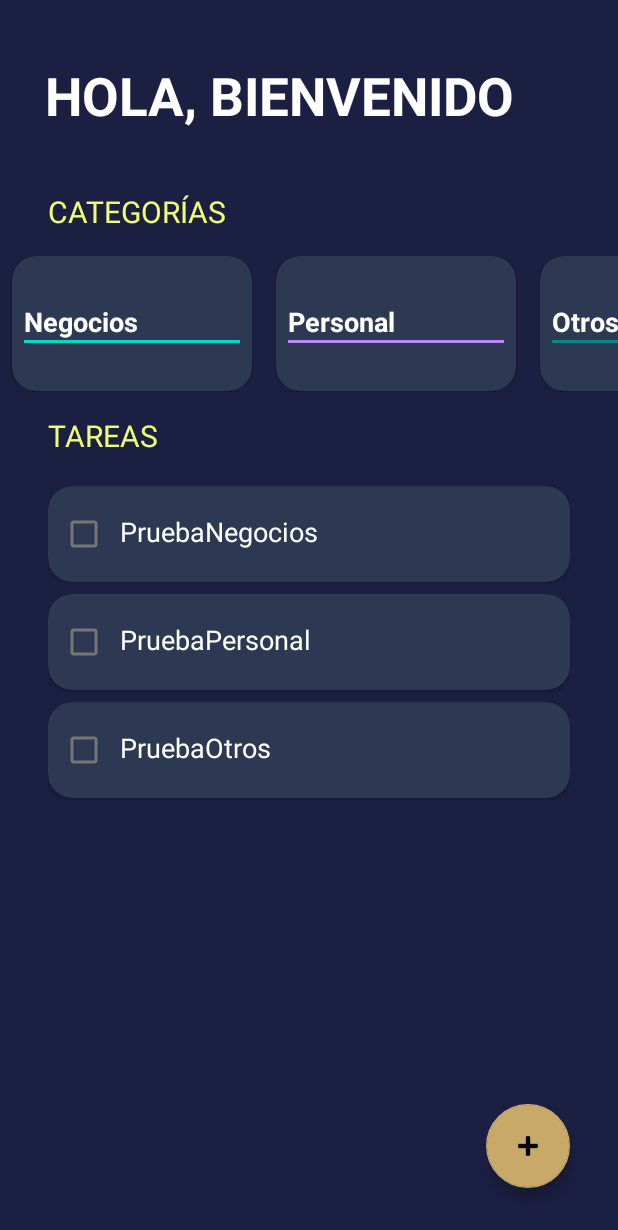
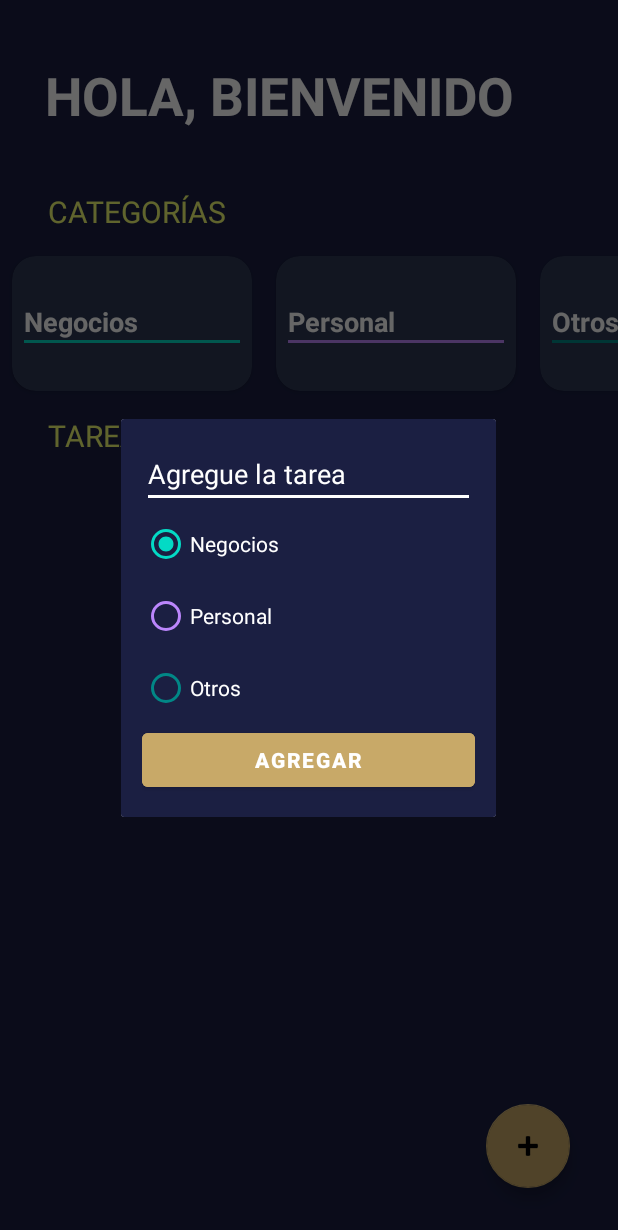
Before and after one commit to jucaicedoa/practica_2023, an Android app: the App3Activity screen opened directly, with no data from a screen before it, after a tap on an icon or button, on a phone screen of 412 x 824 dp. Shown: the top 1230 px of the screen. Run offline under Robolectric (Android 15) with nearby library versions, the phone set to English and light mode, and no system bars; 3 other taps on this screen came first.

Commit message:
fin app3

```diff
--- a/practica_kotlin/appsBasicas1/app/src/main/java/com/jucaicedoa/appsbasicas1/apps/app3/App3Activity.kt
+++ b/practica_kotlin/appsBasicas1/app/src/main/java/com/jucaicedoa/appsbasicas1/apps/app3/App3Activity.kt
@@ -1,7 +1,12 @@
 package com.jucaicedoa.appsbasicas1.apps.app3
 
+import android.app.Dialog
 import androidx.appcompat.app.AppCompatActivity
 import android.os.Bundle
+import android.widget.Button
+import android.widget.EditText
+import android.widget.RadioButton
+import android.widget.RadioGroup
 import androidx.recyclerview.widget.LinearLayoutManager
 import androidx.recyclerview.widget.RecyclerView
 import com.google.android.material.floatingactionbutton.FloatingActionButton
@@ -42,13 +47,20 @@ class App3Activity : AppCompatActivity() {
 
     //Iniciar UI
     private fun iniciarUI() {
-        adaptadorCategoriaz = adaptadorCategoriaz(categorias)
+        adaptadorCategoriaz = adaptadorCategoriaz(categorias){actualizarCategorias(it)}
         rvCategoria.layoutManager = LinearLayoutManager(this, LinearLayoutManager.HORIZONTAL, false)
         rvCategoria.adapter = adaptadorCategoriaz
 
-        adaptadorTareas = adaptadorTareas(tareas)
+        adaptadorTareas = adaptadorTareas(tareas) { tareaSeleccionada(it) }
+
         rvTareas.layoutManager = LinearLayoutManager(this)
         rvTareas.adapter = adaptadorTareas
+    }
+
+    private fun actualizarCategorias(position: Int){
+            categorias[position].estaSeleccionada = !categorias[position].estaSeleccionada
+            adaptadorCategoriaz.notifyItemChanged(position)
+            actualizarTareas()
     }
 
     //Iniciar listeners
@@ -58,7 +70,43 @@ class App3Activity : AppCompatActivity() {
 
     //Mostrar diálogo
     private fun mostrarDialogo() {
+        val dialogo = Dialog(this)
+        dialogo.setContentView(R.layout.dialogo_tareas)
+        val btnAgregarTareas: Button = dialogo.findViewById(R.id.btnAgregarTareas)
+        val etTarea: EditText = dialogo.findViewById(R.id.etTarea)
+        val rgCategorias: RadioGroup = dialogo.findViewById(R.id.rgCategorias)
 
+        btnAgregarTareas.setOnClickListener {
+            val texto = etTarea.text.toString()
+            if (texto.isNotEmpty()) {
+                val seleccionadoId = rgCategorias.checkedRadioButtonId
+                val radioButtonSeleccionado: RadioButton =
+                    rgCategorias.findViewById(seleccionadoId)
+                val currentCategory: taskCategory = when (radioButtonSeleccionado.text) {
+                    getString(R.string.negocios) -> negocios
+                    "Personal" -> personal
+                    else -> otros
+                }
+                tareas.add(tarea(etTarea.text.toString(), currentCategory))
+                actualizarTareas()
+                dialogo.hide()
+            }
+        }
+
+        dialogo.show()
     }
 
+    private fun tareaSeleccionada(position: Int) {
+        tareas[position].estaSeleccionado = !tareas[position].estaSeleccionado
+        actualizarTareas()
+    }
+
+    private fun actualizarTareas() {
+        val categoriaSeleccio: List<taskCategory> = categorias.filter { it.estaSeleccionada }
+        val nuevasTareas = tareas.filter { categoriaSeleccio.contains(it.categoria) }
+        adaptadorTareas.tarea = nuevasTareas
+        adaptadorTareas.notifyDataSetChanged()
+    }
+
+
 }
--- a/practica_kotlin/appsBasicas1/app/src/main/java/com/jucaicedoa/appsbasicas1/apps/app3/adaptadorCategoriaz.kt
+++ b/practica_kotlin/appsBasicas1/app/src/main/java/com/jucaicedoa/appsbasicas1/apps/app3/adaptadorCategoriaz.kt
@@ -5,7 +5,7 @@ import android.view.ViewGroup
 import androidx.recyclerview.widget.RecyclerView
 import com.jucaicedoa.appsbasicas1.R
 
-class adaptadorCategoriaz(private val categorias: List<taskCategory>) :
+class adaptadorCategoriaz(private val categorias: List<taskCategory>, private val estaSeleccionada:(Int)->Unit) :
     RecyclerView.Adapter<categoriasViewHolder>() {
     //Crea una lista para
     override fun onCreateViewHolder(parent: ViewGroup, viewType: Int): categoriasViewHolder {
@@ -19,7 +19,7 @@ class adaptadorCategoriaz(private val categorias: List<taskCategory>) :
 
     //Acceder a valores
     override fun onBindViewHolder(holder: categoriasViewHolder, position: Int) {
-        holder.render(categorias[position])
+        holder.render(categorias[position],estaSeleccionada)
     }
 
 }
--- a/practica_kotlin/appsBasicas1/app/src/main/java/com/jucaicedoa/appsbasicas1/apps/app3/adaptadorTareas.kt
+++ b/practica_kotlin/appsBasicas1/app/src/main/java/com/jucaicedoa/appsbasicas1/apps/app3/adaptadorTareas.kt
@@ -5,7 +5,7 @@ import android.view.ViewGroup
 import androidx.recyclerview.widget.RecyclerView
 import com.jucaicedoa.appsbasicas1.R
 
-class adaptadorTareas(private val tarea: List<tarea>) : RecyclerView.Adapter<tareasViewHolder>() {
+class adaptadorTareas( var tarea: List<tarea>, private  val tareaSeleccionada:(Int) ->Unit) : RecyclerView.Adapter<tareasViewHolder>() {
     override fun onCreateViewHolder(parent: ViewGroup, viewType: Int): tareasViewHolder {
         val view = LayoutInflater.from(parent.context).inflate(R.layout.item_task, parent, false)
         return tareasViewHolder(view)
@@ -15,6 +15,7 @@ class adaptadorTareas(private val tarea: List<tarea>) : RecyclerView.Adapter<tar
 
     override fun onBindViewHolder(holder: tareasViewHolder, position: Int) {
         holder.render(tarea[position])
+        holder.itemView.setOnClickListener { tareaSeleccionada(position) }
     }
 
 }
--- a/practica_kotlin/appsBasicas1/app/src/main/java/com/jucaicedoa/appsbasicas1/apps/app3/categoriasViewHolder.kt
+++ b/practica_kotlin/appsBasicas1/app/src/main/java/com/jucaicedoa/appsbasicas1/apps/app3/categoriasViewHolder.kt
@@ -2,6 +2,7 @@ package com.jucaicedoa.appsbasicas1.apps.app3
 
 import android.view.View
 import android.widget.TextView
+import androidx.cardview.widget.CardView
 import androidx.core.content.ContextCompat
 import androidx.recyclerview.widget.RecyclerView
 import com.jucaicedoa.appsbasicas1.R
@@ -9,7 +10,19 @@ import com.jucaicedoa.appsbasicas1.R
 class categoriasViewHolder(view: View) : RecyclerView.ViewHolder(view) {
     private val tvCategoria:TextView =  view.findViewById(R.id.tvNombreCategoria)
     private val divisor:View = view.findViewById(R.id.divisor)
-    fun render(taskCategory: taskCategory){
+    private val cvCategoria:CardView = view.findViewById(R.id.cvCategoria)
+    fun render(taskCategory: taskCategory, estaSeleccionada: (Int) -> Unit){
+
+        val color = if(taskCategory.estaSeleccionada){
+                R.color.seleccionComponente
+
+        }else{
+                R.color.Componente
+        }
+        cvCategoria.setCardBackgroundColor(ContextCompat.getColor(cvCategoria.context,color))
+
+        itemView.setOnClickListener { estaSeleccionada(layoutPosition) }
+
         when(taskCategory){
             com.jucaicedoa.appsbasicas1.apps.app3.taskCategory.negocios -> {
                 tvCategoria.text = "Negocios"
--- a/practica_kotlin/appsBasicas1/app/src/main/java/com/jucaicedoa/appsbasicas1/apps/app3/tarea.kt
+++ b/practica_kotlin/appsBasicas1/app/src/main/java/com/jucaicedoa/appsbasicas1/apps/app3/tarea.kt
@@ -1,5 +1,5 @@
 package com.jucaicedoa.appsbasicas1.apps.app3
 
-data class tarea (val name:String, val categoria: taskCategory, val estaSeleccionado:Boolean=false) {
+data class tarea (val name:String, val categoria: taskCategory, var estaSeleccionado:Boolean=false) {
 
 }
--- a/practica_kotlin/appsBasicas1/app/src/main/java/com/jucaicedoa/appsbasicas1/apps/app3/tareasViewHolder.kt
+++ b/practica_kotlin/appsBasicas1/app/src/main/java/com/jucaicedoa/appsbasicas1/apps/app3/tareasViewHolder.kt
@@ -1,8 +1,11 @@
 package com.jucaicedoa.appsbasicas1.apps.app3
 
+import android.content.res.ColorStateList
+import android.graphics.Paint
 import android.view.View
 import android.widget.CheckBox
 import android.widget.TextView
+import androidx.core.content.ContextCompat
 import androidx.recyclerview.widget.RecyclerView
 import com.jucaicedoa.appsbasicas1.R
 
@@ -10,6 +13,26 @@ class tareasViewHolder(view: View) : RecyclerView.ViewHolder(view) {
     private val tvTarea: TextView = view.findViewById(R.id.tvTarea)
     private val cbTarea: CheckBox = view.findViewById(R.id.cbTarea)
     fun render(tarea: tarea) {
+
+        if(tarea.estaSeleccionado){
+            tvTarea.paintFlags = tvTarea.paintFlags or Paint.STRIKE_THRU_TEXT_FLAG
+        }else{
+            tvTarea.paintFlags = tvTarea.paintFlags and Paint.STRIKE_THRU_TEXT_FLAG.inv()
+        }
+
         tvTarea.text = tarea.name
+        cbTarea.isChecked = tarea.estaSeleccionado
+
+        val color = when(tarea.categoria){
+            taskCategory.negocios -> R.color.teal_200
+            taskCategory.otros ->R.color.teal_700
+            taskCategory.personal -> R.color.purple_200
+        }
+
+        cbTarea.buttonTintList = ColorStateList.valueOf(
+            ContextCompat.getColor(cbTarea.context,color)
+        )
+
+
     }
 }
--- a/practica_kotlin/appsBasicas1/app/src/main/java/com/jucaicedoa/appsbasicas1/apps/app3/taskCategory.kt
+++ b/practica_kotlin/appsBasicas1/app/src/main/java/com/jucaicedoa/appsbasicas1/apps/app3/taskCategory.kt
@@ -1,6 +1,6 @@
 package com.jucaicedoa.appsbasicas1.apps.app3
 
-sealed class taskCategory {
+sealed class taskCategory(var estaSeleccionada:Boolean = true){
     object personal:taskCategory()
     object negocios: taskCategory()
     object otros: taskCategory()
--- /dev/null
+++ b/practica_kotlin/appsBasicas1/app/src/main/res/layout/dialogo_tareas.xml
@@ -0,0 +1,69 @@
+<?xml version="1.0" encoding="utf-8"?>
+<LinearLayout xmlns:android="http://schemas.android.com/apk/res/android"
+    android:layout_width="250dp"
+    android:layout_height="wrap_content"
+    android:background="@color/fondoGeneral"
+    android:orientation="vertical"
+    android:padding="14dp">
+
+    <EditText
+        android:id="@+id/etTarea"
+        android:layout_width="match_parent"
+        android:layout_height="wrap_content"
+        android:backgroundTint="@color/white"
+        android:textColor="@color/white"
+        android:textColorHint="@color/white"
+        android:hint="@string/ingresoTarea">
+    </EditText>
+
+    <RadioGroup
+        android:id="@+id/rgCategorias"
+        android:layout_width="match_parent"
+        android:layout_height="wrap_content">
+
+    <RadioButton
+        android:id="@+id/rbNegocios"
+        android:layout_width="match_parent"
+        android:layout_height="wrap_content"
+        android:text="@string/negocios"
+        android:textColor="@color/white"
+        android:checked="true"
+        android:buttonTint="@color/teal_200"
+        >
+    </RadioButton>
+
+        <RadioButton
+            android:id="@+id/rbpersonal"
+            android:layout_width="match_parent"
+            android:layout_height="wrap_content"
+            android:text="@string/personal"
+            android:textColor="@color/white"
+            android:buttonTint="@color/purple_200"
+            >
+        </RadioButton>
+
+        <RadioButton
+            android:id="@+id/rbotros"
+            android:layout_width="match_parent"
+            android:layout_height="wrap_content"
+            android:text="@string/otros"
+            android:textColor="@color/white"
+            android:buttonTint="@color/teal_700"
+            >
+        </RadioButton>
+
+
+    </RadioGroup>
+
+    <Button
+        android:id="@+id/btnAgregarTareas"
+        android:layout_width="match_parent"
+        android:layout_height="wrap_content"
+        android:backgroundTint="@color/botones"
+        android:text="AGREGAR"
+        android:textStyle="bold">
+
+    </Button>
+
+
+</LinearLayout>
--- a/practica_kotlin/appsBasicas1/app/src/main/res/layout/item_task_categoria.xml
+++ b/practica_kotlin/appsBasicas1/app/src/main/res/layout/item_task_categoria.xml
@@ -7,7 +7,8 @@
     android:layout_marginHorizontal="8dp"
     android:layout_marginVertical="16dp"
     app:cardBackgroundColor="@color/Componente"
-    app:cardCornerRadius="16dp">
+    app:cardCornerRadius="16dp"
+    android:id="@+id/cvCategoria">
 
     <LinearLayout
         android:layout_width="match_parent"
--- a/practica_kotlin/appsBasicas1/app/src/main/res/values/strings.xml
+++ b/practica_kotlin/appsBasicas1/app/src/main/res/values/strings.xml
@@ -23,5 +23,8 @@
     <string name="bienvenido">Hola, bienvenido</string>
     <string name="categoria">Categorías</string>
     <string name="tareas">Tareas</string>
-
+    <string name="ingresoTarea">Agregue la tarea</string>
+    <string name="negocios">Negocios</string>
+    <string name="personal">Personal</string>
+    <string name="otros">Otros</string>
 </resources>
```
